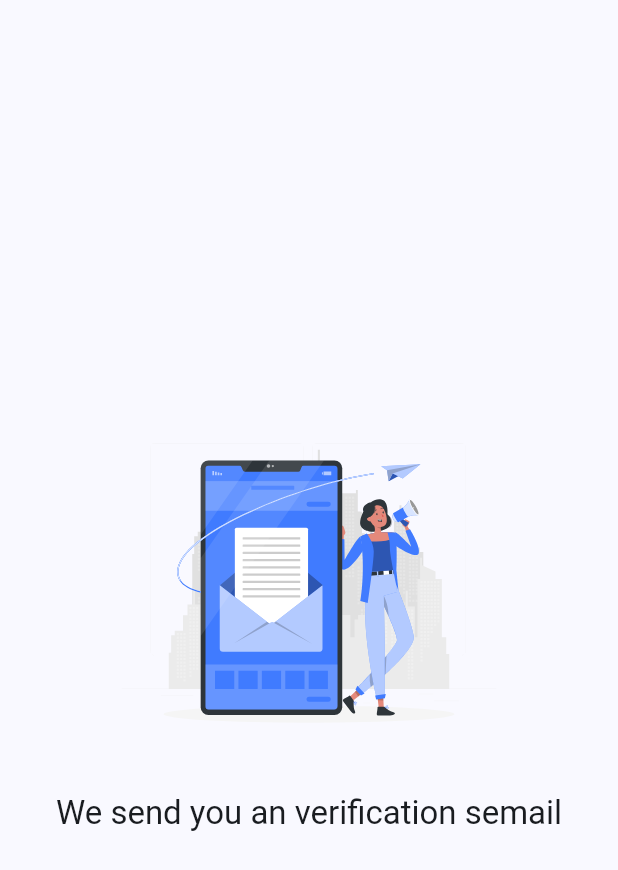
After one commit to FaMan-6/as4-pwm, a Flutter app: the SendEmail screen opened by its route, on a phone screen of 412 x 824 dp. The commit adds this screen. Shown: the top 870 px of the screen. Run offline on Flutter 3.47's test engine with Material 3 defaults, Android fonts, the phone set to English and light mode, and no system bars; our stand-ins replace bloc, flutter_bloc, flutter_dotenv, flutter_modular, flutter_slidable, flutter_svg and 3 more; accounts and stored records are empty; network calls fail.

Commit message:
send email page

```diff
--- a/lib/routes/auth_route.dart
+++ b/lib/routes/auth_route.dart
@@ -5,5 +5,6 @@ class AuthRoute extends Module {
   void routes(RouteManager r) {
     r.child('/', child: (context) => LoginPage());
     r.child('/signup', child: (context) => SignupPage());
+    r.child('/send_email', child: (context) => SendEmail());
   }
 }
--- a/lib/ui/pages/auth/auth_pages.dart
+++ b/lib/ui/pages/auth/auth_pages.dart
@@ -12,3 +12,4 @@ import 'package:flutter_svg/svg.dart';
 
 part 'login.dart';
 part 'signup_page.dart';
+part 'send_email.dart';
--- /dev/null
+++ b/lib/ui/pages/auth/send_email.dart
@@ -0,0 +1,28 @@
+part of 'auth_pages.dart';
+
+class SendEmail extends StatelessWidget {
+  const SendEmail({super.key});
+
+  @override
+  Widget build(BuildContext context) {
+    return Scaffold(
+      backgroundColor: Theme.of(context).colorScheme.surface,
+      body: Center(
+        child: Column(
+          mainAxisAlignment: MainAxisAlignment.center,
+          children: [
+            SvgPicture.asset(
+              'assets/images/Email campaign-rafiki.svg',
+              height: 250,
+            ),
+            SpacerHeight(height: 10),
+            Text(
+              'We send you an verification semail',
+              style: Theme.of(context).textTheme.titleLarge,
+            ),
+          ],
+        ),
+      ),
+    );
+  }
+}
--- a/lib/ui/pages/auth/signup_page.dart
+++ b/lib/ui/pages/auth/signup_page.dart
@@ -37,7 +37,7 @@ class _SignupPageState extends State<SignupPage> {
               WidgetsFlutterBinding.ensureInitialized().addPostFrameCallback((
                 _,
               ) {
-                Modular.to.navigate('/main/');
+                Modular.to.navigate('/auth/send_email');
               });
             }
 
--- a/lib/ui/pages/home/home_page.dart
+++ b/lib/ui/pages/home/home_page.dart
@@ -20,10 +20,11 @@ class _HomePageState extends State<HomePage> {
   Widget build(BuildContext context) {
     return Scaffold(
       backgroundColor: Theme.of(context).colorScheme.surface,
+      appBar: AppBar(title: HomeGreetings()),
       body: Column(
         children: [
           SpacerHeight(height: 10),
-          HomeGreetings(),
+
           SpacerHeight(height: 5),
           CustomCalendar(
             onSelectedDate: (date) {
```
Also changed, not shown: lib/main.dart (+10 -1 lines), lib/services/avatar_service.dart (+6 -2 lines), assets/images/Email campaign-rafiki.svg (added).
